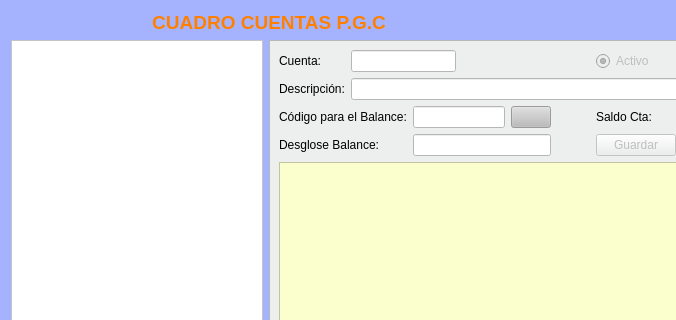
Old version of the form Zona_Contabilidad/frmcuadro_cuentas.ui in the repository arcnexus/RedFoX; both pictures show x 0 to 676 and y 0 to 320 of the 803 by 453 pixel window.
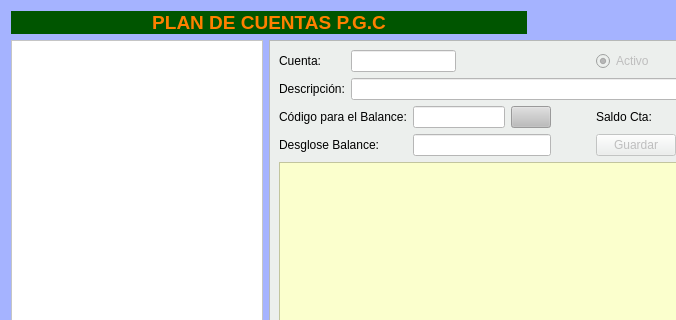
New version of the form. Icons and pictures are not drawn. Custom widgets are drawn as their Qt base class.

Commit message: retorno cuenta completa.

The edit to the form file:
```diff
--- a/Zona_Contabilidad/frmcuadro_cuentas.ui
+++ b/Zona_Contabilidad/frmcuadro_cuentas.ui
@@ -84,8 +84,11 @@
    </item>
    <item row="0" column="0" colspan="2">
     <widget class="QLabel" name="label_36">
+     <property name="styleSheet">
+      <string notr="true">background-color: rgb(0, 85, 0);</string>
+     </property>
      <property name="text">
-      <string>&lt;html&gt;&lt;head/&gt;&lt;body&gt;&lt;p&gt;&lt;span style=&quot; font-size:14pt; font-weight:600; color:#ff8000;&quot;&gt;CUADRO CUENTAS P.G.C&lt;/span&gt;&lt;/p&gt;&lt;/body&gt;&lt;/html&gt;</string>
+      <string>&lt;html&gt;&lt;head/&gt;&lt;body&gt;&lt;p&gt;&lt;span style=&quot; font-size:14pt; font-weight:600; color:#ff8000;&quot;&gt;PLAN DE CUENTAS P.G.C&lt;/span&gt;&lt;/p&gt;&lt;/body&gt;&lt;/html&gt;</string>
      </property>
      <property name="alignment">
       <set>Qt::AlignCenter</set>
```
The commit also changes 4 other files.
